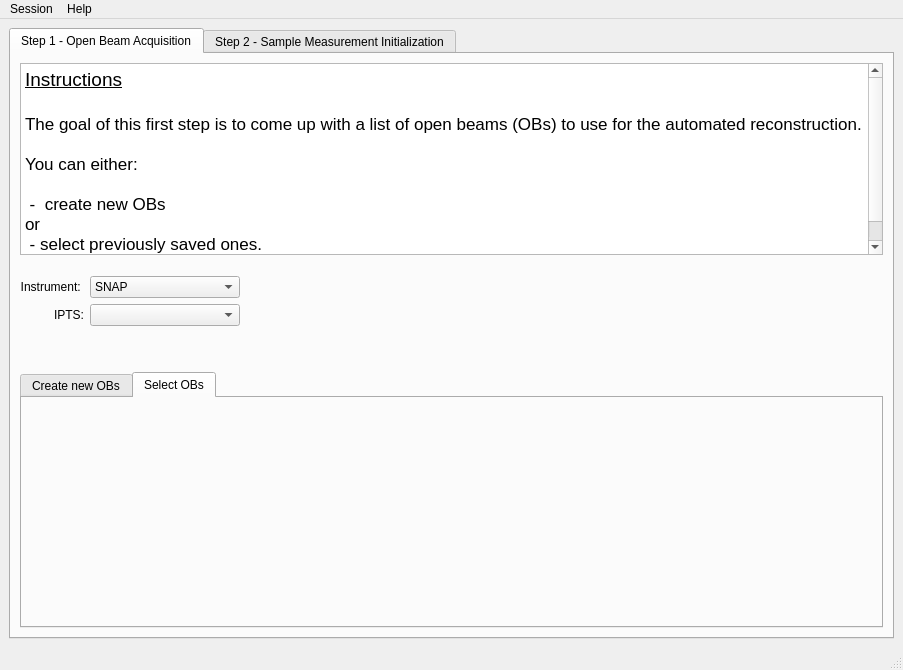
ornlneutronimaging/HyperCTui, file src/asui/ui/main_application.ui: the form before one commit.
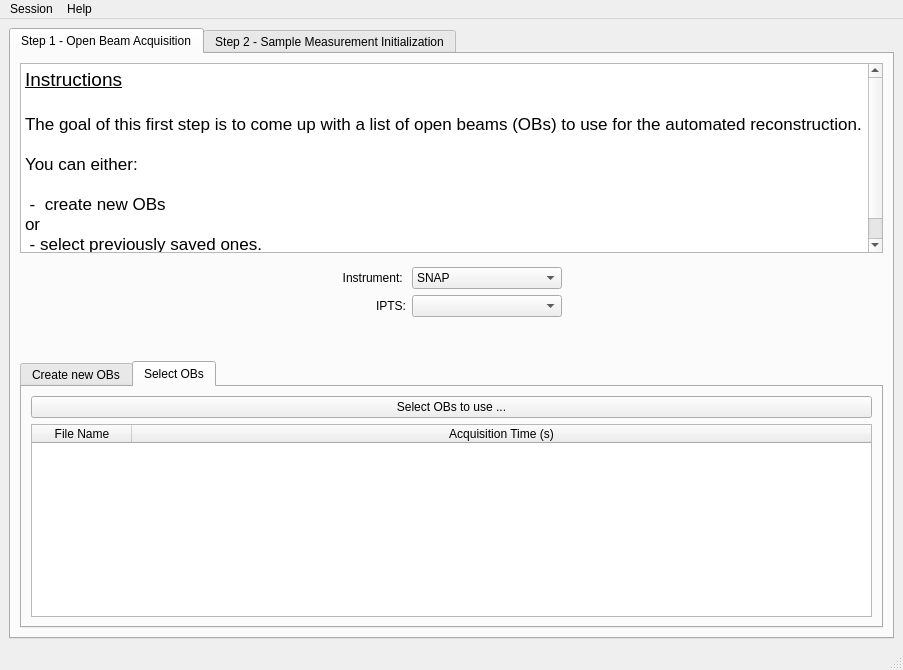
The form after the commit. The open tabs and pages were chosen to show the change. Icons and pictures are not drawn.

Patch:
```diff
--- a/src/asui/ui/main_application.ui
+++ b/src/asui/ui/main_application.ui
@@ -70,42 +70,6 @@
         <item>
          <layout class="QGridLayout" name="gridLayout">
           <item row="0" column="2">
-           <spacer name="horizontalSpacer_2">
-            <property name="orientation">
-             <enum>Qt::Horizontal</enum>
-            </property>
-            <property name="sizeHint" stdset="0">
-             <size>
-              <width>40</width>
-              <height>20</height>
-             </size>
-            </property>
-           </spacer>
-          </item>
-          <item row="0" column="0">
-           <widget class="QLabel" name="label">
-            <property name="text">
-             <string>Instrument: </string>
-            </property>
-            <property name="alignment">
-             <set>Qt::AlignRight|Qt::AlignTrailing|Qt::AlignVCenter</set>
-            </property>
-           </widget>
-          </item>
-          <item row="1" column="1">
-           <widget class="QComboBox" name="step1_ipts_comboBox"/>
-          </item>
-          <item row="1" column="0">
-           <widget class="QLabel" name="label_2">
-            <property name="text">
-             <string>IPTS:</string>
-            </property>
-            <property name="alignment">
-             <set>Qt::AlignRight|Qt::AlignTrailing|Qt::AlignVCenter</set>
-            </property>
-           </widget>
-          </item>
-          <item row="0" column="1">
            <widget class="QComboBox" name="step1_instrument_comboBox">
             <property name="minimumSize">
              <size>
@@ -125,6 +89,55 @@
             </item>
            </widget>
           </item>
+          <item row="1" column="1">
+           <widget class="QLabel" name="label_2">
+            <property name="text">
+             <string>IPTS:</string>
+            </property>
+            <property name="alignment">
+             <set>Qt::AlignRight|Qt::AlignTrailing|Qt::AlignVCenter</set>
+            </property>
+           </widget>
+          </item>
+          <item row="1" column="2">
+           <widget class="QComboBox" name="step1_ipts_comboBox"/>
+          </item>
+          <item row="0" column="1">
+           <widget class="QLabel" name="label">
+            <property name="text">
+             <string>Instrument: </string>
+            </property>
+            <property name="alignment">
+             <set>Qt::AlignRight|Qt::AlignTrailing|Qt::AlignVCenter</set>
+            </property>
+           </widget>
+          </item>
+          <item row="0" column="3">
+           <spacer name="horizontalSpacer_2">
+            <property name="orientation">
+             <enum>Qt::Horizontal</enum>
+            </property>
+            <property name="sizeHint" stdset="0">
+             <size>
+              <width>40</width>
+              <height>20</height>
+             </size>
+            </property>
+           </spacer>
+          </item>
+          <item row="0" column="0">
+           <spacer name="horizontalSpacer_4">
+            <property name="orientation">
+             <enum>Qt::Horizontal</enum>
+            </property>
+            <property name="sizeHint" stdset="0">
+             <size>
+              <width>40</width>
+              <height>20</height>
+             </size>
+            </property>
+           </spacer>
+          </item>
          </layout>
         </item>
         <item>
@@ -236,6 +249,47 @@
            <attribute name="title">
             <string>Select OBs</string>
            </attribute>
+           <layout class="QVBoxLayout" name="verticalLayout_5">
+            <item>
+             <widget class="QPushButton" name="pushButton">
+              <property name="text">
+               <string>Select OBs to use ...</string>
+              </property>
+             </widget>
+            </item>
+            <item>
+             <widget class="QTableWidget" name="tableWidget">
+              <property name="alternatingRowColors">
+               <bool>true</bool>
+              </property>
+              <property name="selectionMode">
+               <enum>QAbstractItemView::MultiSelection</enum>
+              </property>
+              <property name="selectionBehavior">
+               <enum>QAbstractItemView::SelectRows</enum>
+              </property>
+              <attribute name="horizontalHeaderStretchLastSection">
+               <bool>true</bool>
+              </attribute>
+              <attribute name="verticalHeaderVisible">
+               <bool>false</bool>
+              </attribute>
+              <attribute name="verticalHeaderStretchLastSection">
+               <bool>false</bool>
+              </attribute>
+              <column>
+               <property name="text">
+                <string>File Name</string>
+               </property>
+              </column>
+              <column>
+               <property name="text">
+                <string>Acquisition Time (s)</string>
+               </property>
+              </column>
+             </widget>
+            </item>
+           </layout>
           </widget>
          </widget>
         </item>
```
